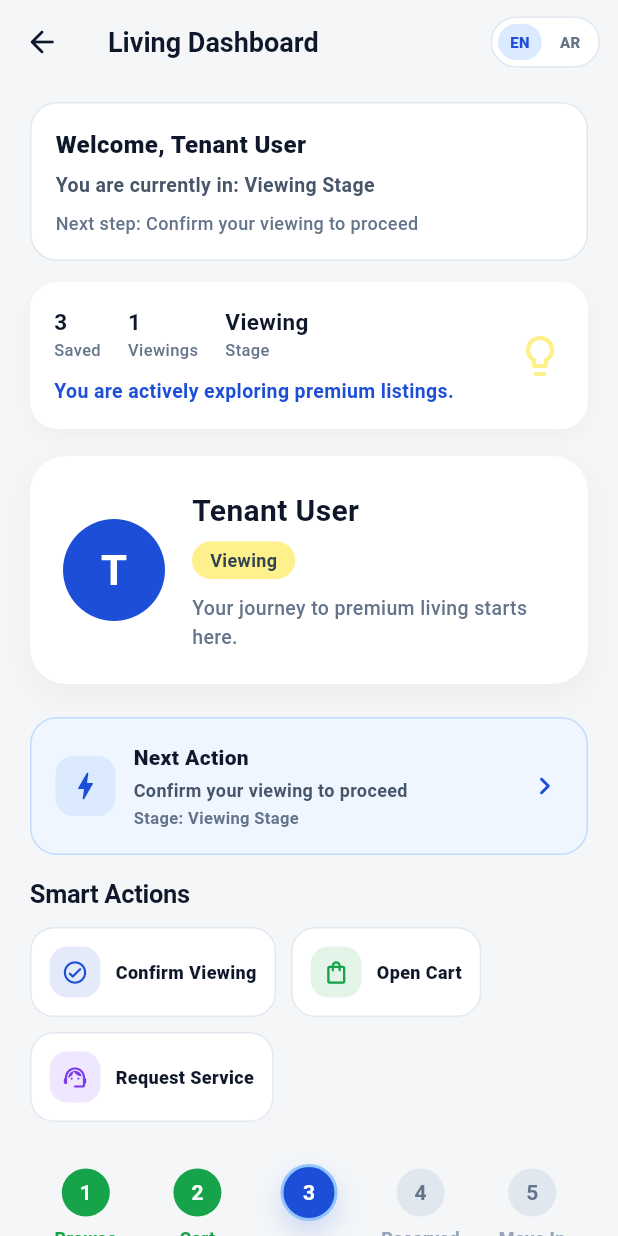
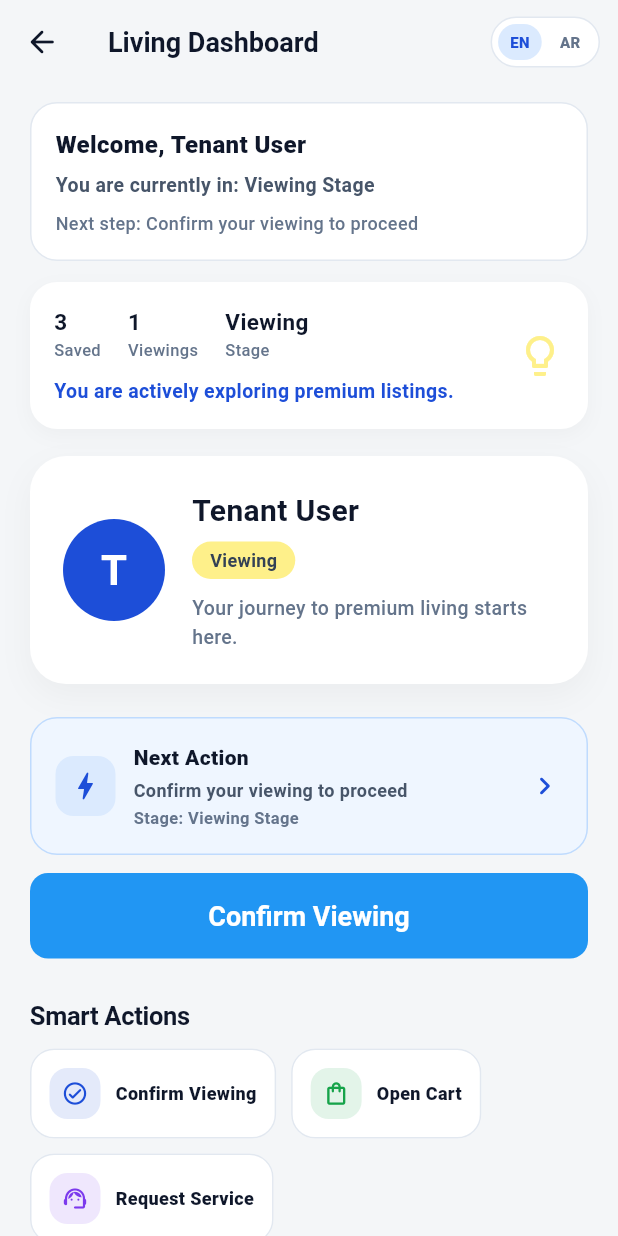
Before and after one commit to mohamedelfart/omni-project-app, a Flutter app: the ProfileScreen screen opened directly, on a phone screen of 412 x 824 dp. Run offline on Flutter 3.47's test engine with Material 3 defaults, Android fonts, the phone set to English and light mode, and no system bars; our stand-ins replace carousel_slider, smooth_page_indicator; network calls fail.

Commit message:
feat: add _PrimaryConfirmViewingButton to ProfileScreen for user interaction enhancement

```diff
--- a/lib/features/properties/screens/profile_screen.dart
+++ b/lib/features/properties/screens/profile_screen.dart
@@ -167,6 +167,7 @@ class _ProfileScreenState extends State<ProfileScreen> {
                 );
               },
             ),
+            _PrimaryConfirmViewingButton(),
             const SizedBox(height: 14),
 
             // Smart Actions (UI only)
@@ -463,6 +464,31 @@ class _NextActionCard extends StatelessWidget {
               const Icon(Icons.chevron_right_rounded, color: Color(0xFF1D4ED8)),
             ],
           ),
+        ),
+      ),
+    );
+  }
+}
+
+class _PrimaryConfirmViewingButton extends StatelessWidget {
+  @override
+  Widget build(BuildContext context) {
+    return Container(
+      width: double.infinity,
+      margin: const EdgeInsets.symmetric(vertical: 12),
+      child: ElevatedButton(
+        style: ElevatedButton.styleFrom(
+          padding: const EdgeInsets.symmetric(vertical: 18),
+          backgroundColor: Colors.blue,
+        ),
+        onPressed: () {
+          ScaffoldMessenger.of(context).showSnackBar(
+            const SnackBar(content: Text('Confirm Viewing clicked')),
+          );
+        },
+        child: const Text(
+          'Confirm Viewing',
+          style: TextStyle(fontSize: 18, fontWeight: FontWeight.bold),
         ),
       ),
     );
```
